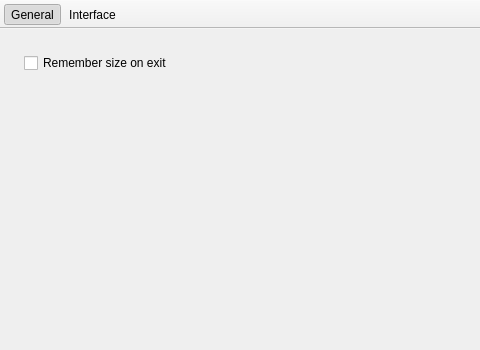
This is src/settings/SettingsDialog.ui in ntadej/Vremenar as Qt 5 draws it before an edit. The edited form follows.
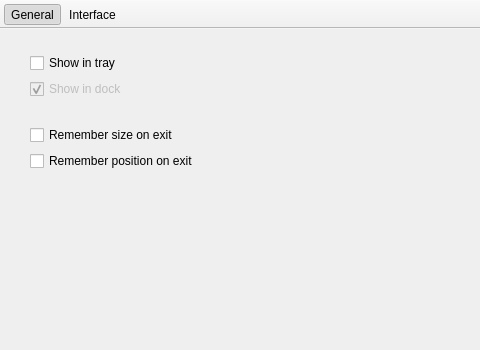
This is the edited form. The open tabs and pages were chosen to show the change. Icons and pictures are not drawn.

Commit message: Startup settings

Diff of the .ui file:
```diff
--- a/src/settings/SettingsDialog.ui
+++ b/src/settings/SettingsDialog.ui
@@ -122,13 +122,47 @@
         <property name="bottomMargin">
          <number>24</number>
         </property>
-        <item row="0" column="0">
-         <widget class="QCheckBox" name="checkSize">
+        <item row="4" column="1">
+         <widget class="QCheckBox" name="checkRememberSize">
           <property name="text">
            <string>Remember size on exit</string>
           </property>
          </widget>
         </item>
+        <item row="5" column="1">
+         <widget class="QCheckBox" name="checkRememberPosition">
+          <property name="text">
+           <string>Remember position on exit</string>
+          </property>
+         </widget>
+        </item>
+        <item row="1" column="1">
+         <widget class="QCheckBox" name="checkShowInTray">
+          <property name="text">
+           <string>Show in tray</string>
+          </property>
+         </widget>
+        </item>
+        <item row="2" column="1">
+         <widget class="QCheckBox" name="checkShowInDock">
+          <property name="enabled">
+           <bool>false</bool>
+          </property>
+          <property name="text">
+           <string>Show in dock</string>
+          </property>
+          <property name="checked">
+           <bool>true</bool>
+          </property>
+         </widget>
+        </item>
+        <item row="3" column="1">
+         <widget class="QLabel" name="labelSpacer3">
+          <property name="text">
+           <string/>
+          </property>
+         </widget>
+        </item>
        </layout>
       </widget>
      </widget>
```
The commit also changes 18 other files.
